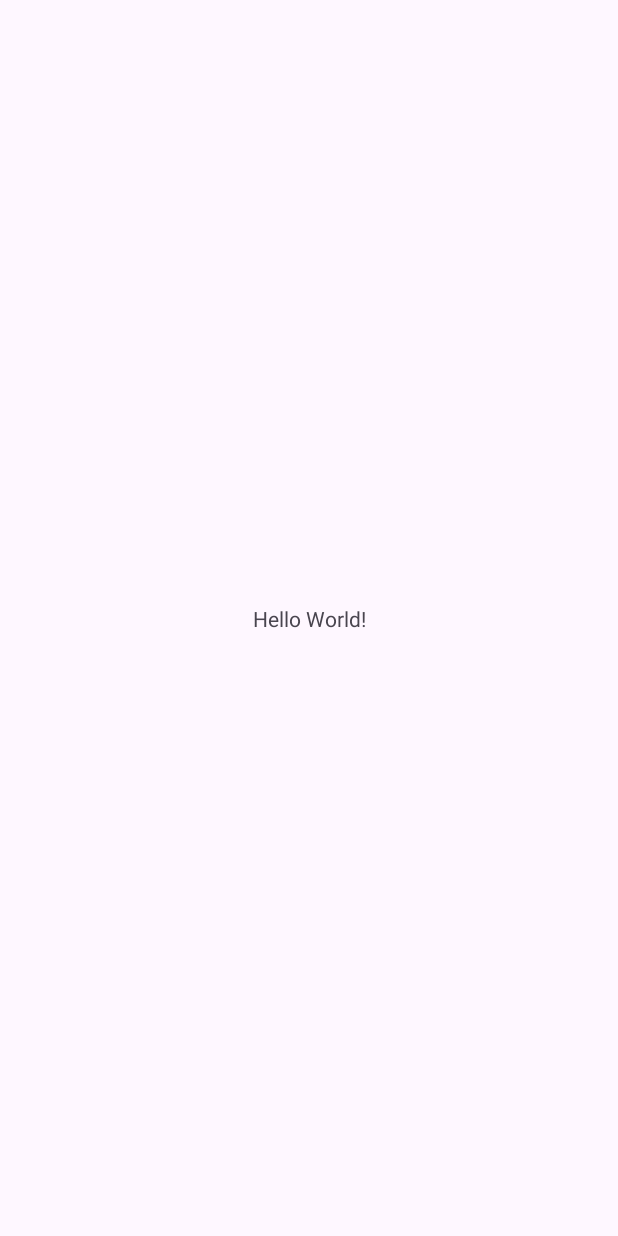
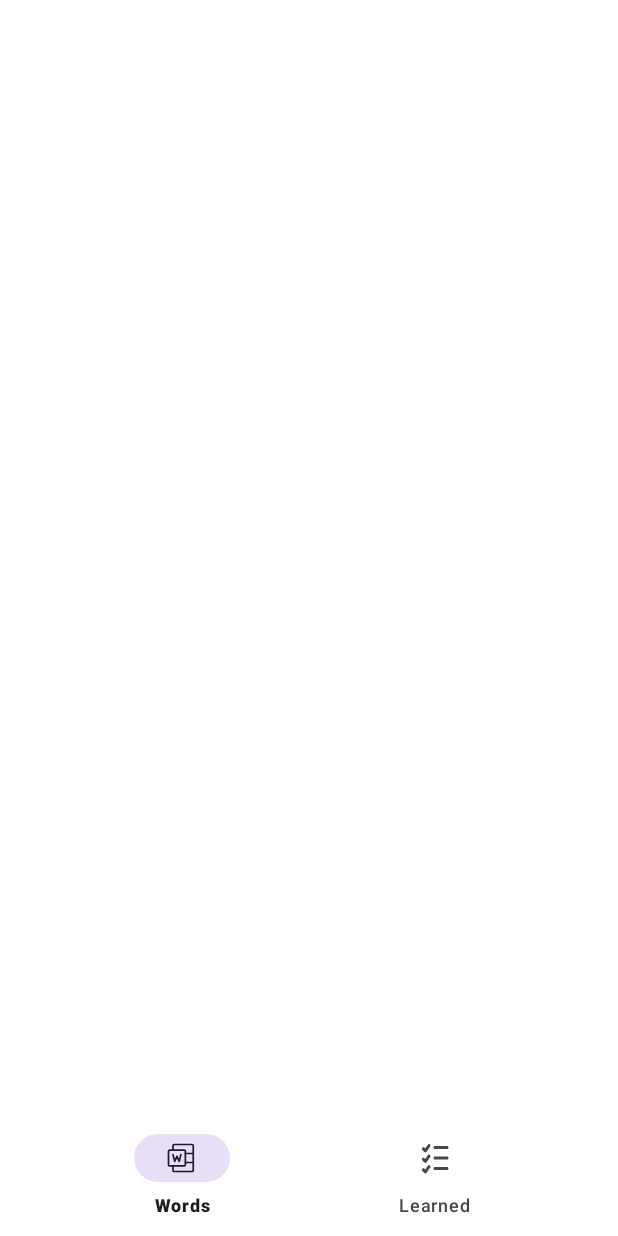
Before and after one commit to bengisusaahin/WordWander, an Android app: the screen it shows after launch (MainActivity), on a phone screen of 412 x 824 dp. Before the commit the screen is almost empty. Run offline under Robolectric (Android 15) with nearby library versions, the phone set to English and light mode, and no system bars.

Commit message:
style: Designed main activity xml for fragments

```diff
--- a/app/src/main/res/layout/activity_main.xml
+++ b/app/src/main/res/layout/activity_main.xml
@@ -5,15 +5,28 @@
     android:id="@+id/main"
     android:layout_width="match_parent"
     android:layout_height="match_parent"
+    android:background="#FFFFFF"
     tools:context=".MainActivity">
 
-    <TextView
-        android:layout_width="wrap_content"
+    <androidx.fragment.app.FragmentContainerView
+        android:id="@+id/fragmentContainer"
+        android:layout_width="match_parent"
+        android:layout_height="match_parent"
+        app:layout_constraintBottom_toBottomOf="parent"
+        app:layout_constraintEnd_toEndOf="parent"
+        app:layout_constraintHorizontal_bias="0.0"
+        app:layout_constraintStart_toStartOf="parent"
+        app:layout_constraintTop_toTopOf="parent"
+        app:layout_constraintVertical_bias="0.0" />
+
+    <com.google.android.material.bottomnavigation.BottomNavigationView
+        android:id="@+id/bottomNavigation"
+        android:layout_width="match_parent"
         android:layout_height="wrap_content"
-        android:text="Hello World!"
+        android:background="#FFFFFF"
         app:layout_constraintBottom_toBottomOf="parent"
         app:layout_constraintEnd_toEndOf="parent"
         app:layout_constraintStart_toStartOf="parent"
-        app:layout_constraintTop_toTopOf="parent" />
+        app:menu="@menu/bottom_nav_menu" />
 
 </androidx.constraintlayout.widget.ConstraintLayout>
```
